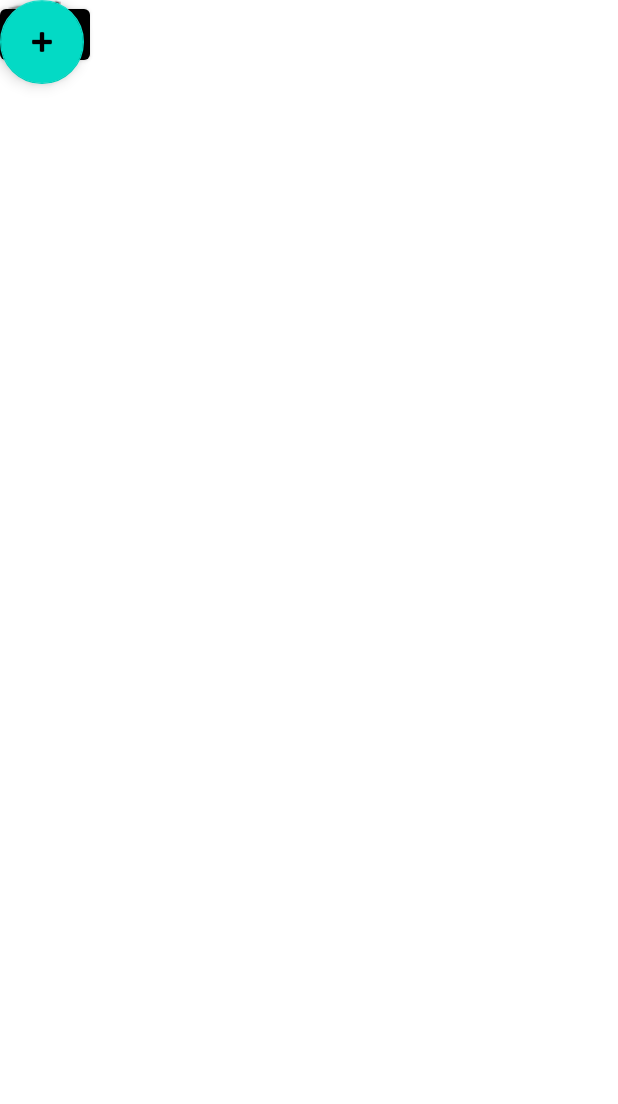
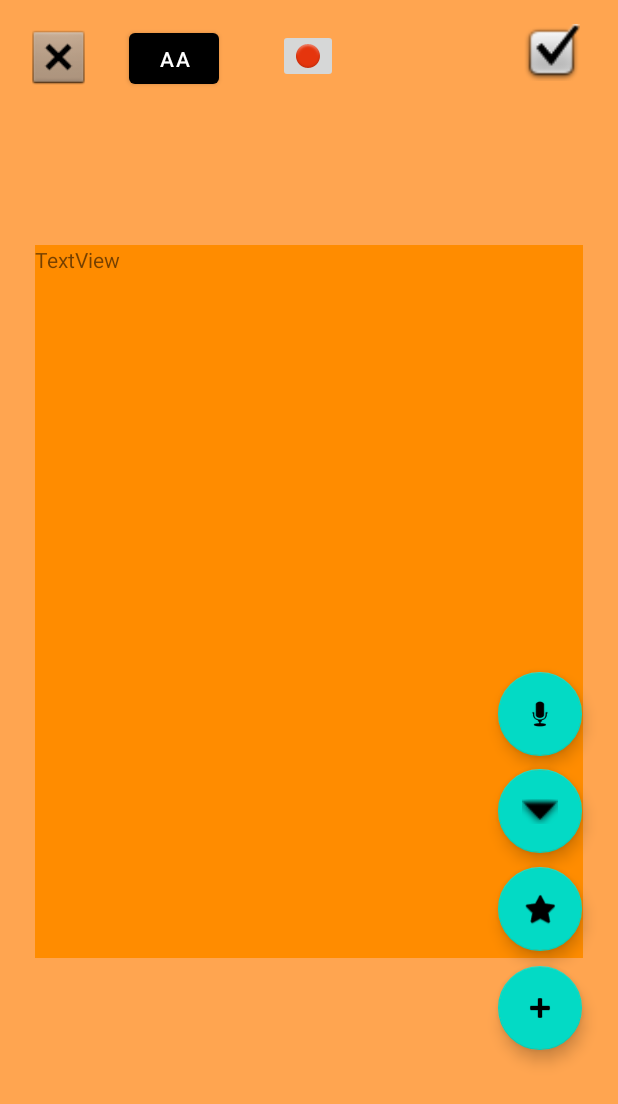
Before and after one commit to firatfolcay/SandyINF303, an Android app: the layout note_editor.xml on its own in the app's theme, with its tools: preview values and no code run, on a phone screen of 412 x 824 dp. Shown: the top 1104 px of the screen. Run offline under Robolectric (Android 15) with nearby library versions, the phone set to English and light mode, and no system bars.

Commit message:
fixed constraints for floating action buttons and fixed actions for expanded floating options button in note editor screen.

```diff
--- a/app/src/main/res/layout/note_editor.xml
+++ b/app/src/main/res/layout/note_editor.xml
@@ -1,49 +1,118 @@
 <?xml version="1.0" encoding="utf-8"?>
-<androidx.constraintlayout.widget.ConstraintLayout
-    xmlns:android="http://schemas.android.com/apk/res/android"
+<androidx.constraintlayout.widget.ConstraintLayout xmlns:android="http://schemas.android.com/apk/res/android"
     xmlns:app="http://schemas.android.com/apk/res-auto"
     xmlns:tools="http://schemas.android.com/tools"
     android:layout_width="match_parent"
-    android:layout_height="match_parent">
+    android:layout_height="match_parent"
+    android:background="#FFA550">
 
     <ImageView
         android:id="@+id/imageView"
         android:layout_width="46dp"
         android:layout_height="44dp"
-        app:srcCompat="@android:drawable/btn_dialog"
-        tools:layout_editor_absoluteX="16dp"
-        tools:layout_editor_absoluteY="16dp" />
+        android:layout_marginStart="16dp"
+        android:layout_marginTop="16dp"
+        app:layout_constraintStart_toStartOf="parent"
+        app:layout_constraintTop_toTopOf="parent"
+        app:srcCompat="@android:drawable/btn_dialog" />
 
     <ImageView
         android:id="@+id/imageView2"
         android:layout_width="43dp"
         android:layout_height="38dp"
-        app:srcCompat="@android:drawable/checkbox_on_background"
-        tools:layout_editor_absoluteX="346dp"
-        tools:layout_editor_absoluteY="16dp" />
+        android:layout_marginStart="346dp"
+        android:layout_marginTop="16dp"
+        app:layout_constraintStart_toStartOf="parent"
+        app:layout_constraintTop_toTopOf="parent"
+        app:srcCompat="@android:drawable/checkbox_on_background" />
 
     <com.google.android.material.floatingactionbutton.FloatingActionButton
-        android:id="@+id/floatingActionButton"
+        android:id="@+id/fab_noteeditor_options_timer"
         android:layout_width="wrap_content"
         android:layout_height="wrap_content"
+        android:layout_marginBottom="75dp"
         android:clickable="true"
-        app:srcCompat="@android:drawable/ic_input_add"
-        tools:layout_editor_absoluteX="328dp"
-        tools:layout_editor_absoluteY="651dp" />
+        app:layout_constraintBottom_toTopOf="@+id/fab_noteeditor_options"
+        app:layout_constraintStart_toStartOf="@+id/fab_noteeditor_options"
+        app:srcCompat="@android:drawable/arrow_down_float" />
+
+    <com.google.android.material.floatingactionbutton.FloatingActionButton
+        android:id="@+id/fab_noteeditor_options_calendar"
+        android:layout_width="wrap_content"
+        android:layout_height="wrap_content"
+        android:layout_marginBottom="140dp"
+        android:clickable="true"
+        app:layout_constraintBottom_toTopOf="@+id/fab_noteeditor_options"
+        app:layout_constraintStart_toStartOf="@+id/fab_noteeditor_options"
+        app:srcCompat="@android:drawable/ic_btn_speak_now" />
+
+    <com.google.android.material.floatingactionbutton.FloatingActionButton
+        android:id="@+id/fab_noteeditor_options_addimage"
+        android:layout_width="wrap_content"
+        android:layout_height="wrap_content"
+        android:layout_marginBottom="10dp"
+        android:clickable="true"
+        app:layout_constraintBottom_toTopOf="@+id/fab_noteeditor_options"
+        app:layout_constraintStart_toStartOf="@+id/fab_noteeditor_options"
+        app:srcCompat="@android:drawable/btn_star" />
+
+
+    <com.google.android.material.floatingactionbutton.FloatingActionButton
+        android:id="@+id/fab_noteeditor_options"
+        android:layout_width="56dp"
+        android:layout_height="56dp"
+        android:layout_marginStart="332dp"
+        android:layout_marginTop="644dp"
+        android:clickable="true"
+        android:onClick="fab_noteeditor_options_onClick"
+        app:layout_constraintStart_toStartOf="parent"
+        app:layout_constraintTop_toTopOf="parent"
+        app:srcCompat="@android:drawable/ic_input_add" />
 
     <ImageButton
         android:id="@+id/imageButton2"
         android:layout_width="wrap_content"
         android:layout_height="wrap_content"
-        app:srcCompat="@android:drawable/ic_notification_overlay"
-        tools:layout_editor_absoluteX="185dp"
-        tools:layout_editor_absoluteY="19dp" />
+        android:layout_marginStart="185dp"
+        android:layout_marginTop="19dp"
+        app:layout_constraintStart_toStartOf="parent"
+        app:layout_constraintTop_toTopOf="parent"
+        app:srcCompat="@android:drawable/ic_notification_overlay" />
 
     <Button
         android:id="@+id/button"
         android:layout_width="60dp"
         android:layout_height="46dp"
+        android:layout_marginStart="86dp"
+        android:layout_marginTop="16dp"
         android:text="Aa"
-        tools:layout_editor_absoluteX="86dp"
-        tools:layout_editor_absoluteY="16dp" />
+        app:layout_constraintStart_toStartOf="parent"
+        app:layout_constraintTop_toTopOf="parent" />
+
+    <ScrollView
+        android:id="@+id/scrollView2"
+        android:layout_width="365dp"
+        android:layout_height="475dp"
+        android:layout_marginTop="150dp"
+        android:background="#FF8C00"
+        app:layout_constraintBottom_toBottomOf="parent"
+        app:layout_constraintEnd_toEndOf="parent"
+        app:layout_constraintStart_toStartOf="parent"
+        app:layout_constraintTop_toTopOf="parent"
+        app:layout_constraintVertical_bias="0.066">
+
+        <LinearLayout
+            android:layout_width="match_parent"
+            android:layout_height="wrap_content"
+            android:orientation="vertical" />
+    </ScrollView>
+
+    <TextView
+        android:id="@+id/textView4"
+        android:layout_width="364dp"
+        android:layout_height="473dp"
+        android:text="TextView"
+        app:layout_constraintStart_toStartOf="@+id/scrollView2"
+        app:layout_constraintTop_toTopOf="@+id/scrollView2" />
+
 </androidx.constraintlayout.widget.ConstraintLayout>
```
Also changed, not shown: app/src/main/java/sandy/android/assistant/MainActivity.java (+12 -0 lines), app/src/main/java/sandy/android/assistant/NoteEditorController.java (added, +53 -0 lines), app/src/main/res/layout/activity_main.xml (+12 -2 lines), app/src/main/res/values/dimens.xml (added, +9 -0 lines).
